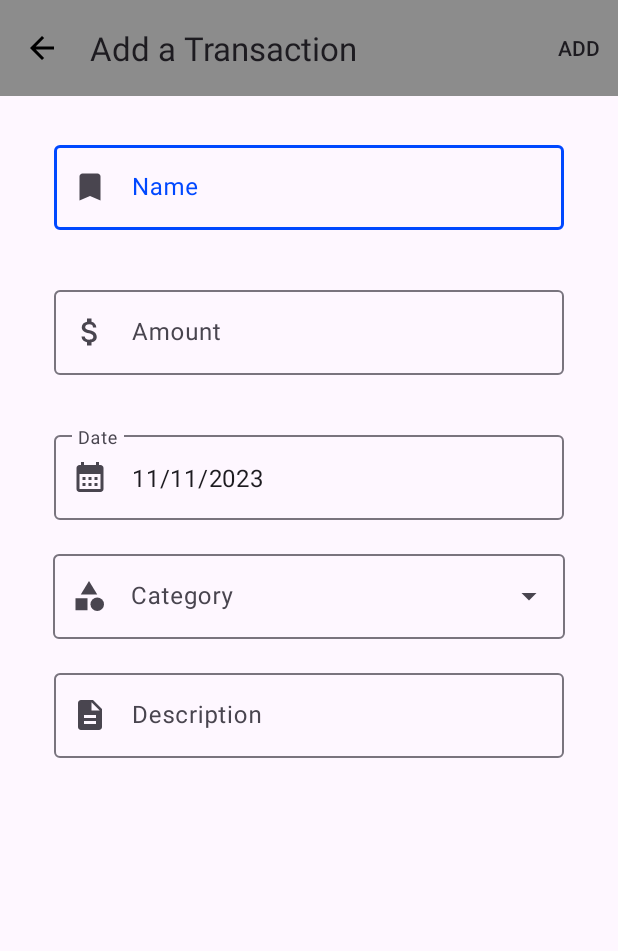
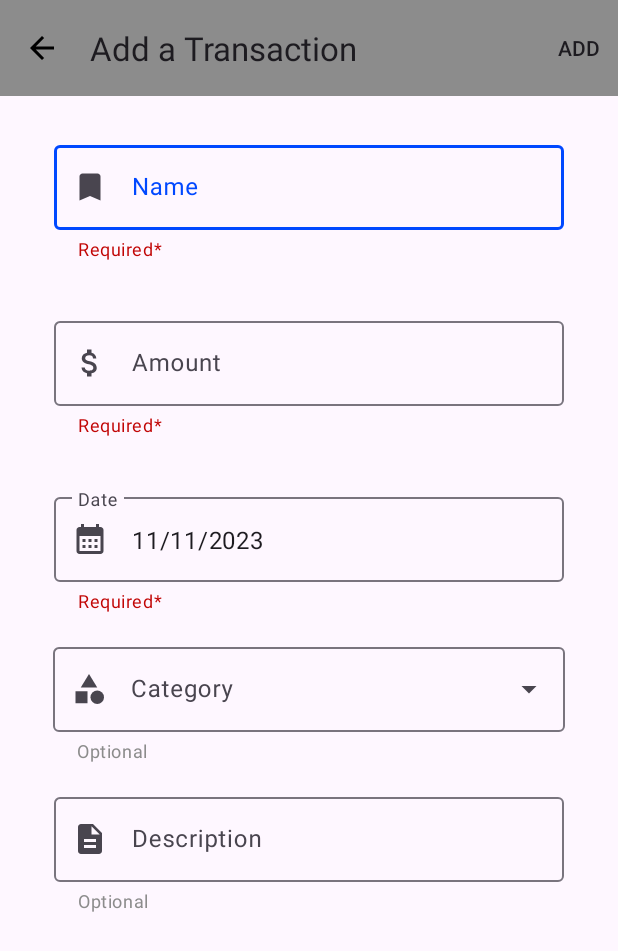
Before and after one commit to MasterTemple/CSCI-335-UI-Application, an Android app: the TransactionEditActivity screen opened directly, with no data from a screen before it, on a phone screen of 412 x 824 dp. Shown: the top 951 px of the screen. Run offline under Robolectric (Android 15) with nearby library versions, the phone set to English and light mode, and no system bars.

Commit message:
Added required/optional text input field notes.

```diff
--- a/app/src/main/res/layout/activity_transaction_edit.xml
+++ b/app/src/main/res/layout/activity_transaction_edit.xml
@@ -35,6 +35,9 @@
         android:id="@+id/transaction_edit_name_layout"
         style="@style/customTextLayout"
         app:startIconDrawable="@drawable/ic_bookmark"
+        app:helperText="@string/text_input_helper_text_required"
+        app:helperTextTextColor="@color/red"
+        app:endIconMode="clear_text"
         >
         <EditText
             android:id="@+id/transaction_edit_name"
@@ -50,6 +53,8 @@
         android:layout_below="@id/transaction_edit_name_layout"
         style="@style/customTextLayout"
         app:startIconDrawable="@drawable/ic_money"
+        app:helperText="@string/text_input_helper_text_required"
+        app:helperTextTextColor="@color/red"
         >
         <EditText
             android:id="@+id/transaction_edit_amount"
@@ -65,6 +70,9 @@
         android:layout_below="@id/transaction_edit_amount_layout"
         style="@style/customTextLayout"
         app:startIconDrawable="@drawable/ic_calendar"
+        app:helperText="@string/text_input_helper_text_required"
+        app:helperTextTextColor="@color/red"
+        app:endIconMode="clear_text"
         >
         <EditText
             android:id="@+id/transaction_edit_date"
@@ -85,6 +93,8 @@
         android:layout_below="@id/transaction_edit_date_layout"
         android:hint="@string/hint_transaction_category"
         app:startIconDrawable="@drawable/ic_category"
+        app:helperText="@string/text_input_helper_text_optional"
+        app:helperTextTextColor="@color/grey"
         style="@style/Widget.Material3.TextInputLayout.OutlinedBox.ExposedDropdownMenu"
         >
         <AutoCompleteTextView
@@ -100,6 +110,9 @@
         android:layout_below="@id/transaction_edit_category_layout"
         style="@style/customTextLayout"
         app:startIconDrawable="@drawable/ic_description"
+        app:helperText="@string/text_input_helper_text_optional"
+        app:helperTextTextColor="@color/grey"
+        app:endIconMode="clear_text"
         >
         <EditText
             android:layout_width="match_parent"
--- a/app/src/main/res/values/strings.xml
+++ b/app/src/main/res/values/strings.xml
@@ -6,6 +6,9 @@
 
     <string name="category_topbar_title">Create a Category</string>
     <string name="transaction_topbar_title">Add a Transaction</string>
+
+    <string name="text_input_helper_text_required">Required*</string>
+    <string name="text_input_helper_text_optional">Optional</string>
 
     <string name="hint_transaction_name">Name</string>
     <string name="hint_transaction_amount">Amount</string>
```
Also changed, not shown: app/src/main/res/layout/activity_category_edit.xml (+8 -0 lines).
